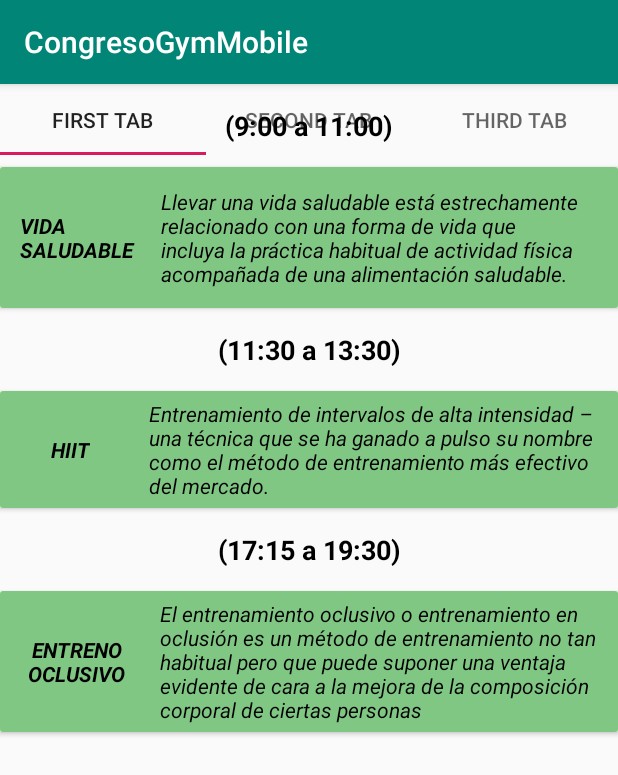
After one commit to MrManoloDG/CongresoGym, an Android app: the fragment Programacion shown on its own in the app's theme, on a phone screen of 412 x 824 dp. The commit adds this screen. Shown: the top 775 px of the screen. Run offline under Robolectric (Android 15) with nearby library versions, the phone set to English and light mode, and no system bars.

Commit message:
fixing issues

```diff
--- a/App_android/app/build.gradle
+++ b/App_android/app/build.gradle
@@ -26,6 +26,7 @@ dependencies {
     implementation 'com.android.support:recyclerview-v7:27.0.0'
     implementation 'com.android.support:cardview-v7:27.0.0'
     implementation 'com.squareup.okhttp3:okhttp:3.12.0'
+    implementation 'com.android.support:support-v4:27.1.1'
     testImplementation 'junit:junit:4.12'
     androidTestImplementation 'com.android.support.test:runner:1.0.2'
     androidTestImplementation 'com.android.support.test.espresso:espresso-core:3.0.2'
--- /dev/null
+++ b/App_android/app/src/main/java/com/example/manue/congresogymmobile/FragmentDia1.java
@@ -0,0 +1,15 @@
+package com.example.manue.congresogymmobile;
+import android.os.Bundle;
+import android.support.v4.app.Fragment;
+import android.view.LayoutInflater;
+import android.view.View;
+import android.view.ViewGroup;
+
+public class FragmentDia1 extends Fragment {
+    @Override
+    public View onCreateView(LayoutInflater inflater, ViewGroup container,
+                             Bundle savedInstanceState) {
+        // Inflate the layout for this fragment
+        return inflater.inflate(R.layout.fragment_dia1, container, false);
+    }
+}
--- /dev/null
+++ b/App_android/app/src/main/java/com/example/manue/congresogymmobile/FragmentDia2.java
@@ -0,0 +1,16 @@
+package com.example.manue.congresogymmobile;
+
+import android.os.Bundle;
+import android.support.v4.app.Fragment;
+import android.view.LayoutInflater;
+import android.view.View;
+import android.view.ViewGroup;
+
+public class FragmentDia2 extends Fragment {
+    @Override
+    public View onCreateView(LayoutInflater inflater, ViewGroup container,
+                             Bundle savedInstanceState) {
+        // Inflate the layout for this fragment
+        return inflater.inflate(R.layout.fragment_dia2, container, false);
+    }
+}
--- /dev/null
+++ b/App_android/app/src/main/java/com/example/manue/congresogymmobile/PagerAdapter.java
@@ -0,0 +1,37 @@
+package com.example.manue.congresogymmobile;
+
+import android.support.v4.app.Fragment;
+import android.support.v4.app.FragmentManager;
+import android.support.v4.app.FragmentPagerAdapter;
+
+public class PagerAdapter extends FragmentPagerAdapter {
+
+    int numberOfTabs;
+    public PagerAdapter(FragmentManager fm, int NumOfTabs) {
+        super(fm);
+        this.numberOfTabs = NumOfTabs;
+    }
+
+    @Override
+    public Fragment getItem(int position) {
+        switch (position) {
+            case 0:
+                FragmentDia1 tab1 = new FragmentDia1();
+                return tab1;
+            case 1:
+                FragmentDia2 tab2 = new FragmentDia2();
+                return tab2;
+            case 2:
+                FragmentDia3 tab3 = new FragmentDia3();
+                return tab3;
+            default:
+                return null;
+        }
+    }
+
+    @Override
+    public int getCount() {
+        return numberOfTabs;
+    }
+
+}
--- /dev/null
+++ b/App_android/app/src/main/java/com/example/manue/congresogymmobile/Programacion.java
@@ -0,0 +1,44 @@
+package com.example.manue.congresogymmobile;
+
+import android.os.Bundle;
+import android.support.design.widget.TabLayout;
+import android.support.v4.app.Fragment;
+import android.support.v4.view.ViewPager;
+import android.view.LayoutInflater;
+import android.view.View;
+import android.view.ViewGroup;
+
+
+public class Programacion extends Fragment{
+
+    @Override
+    public View onCreateView(LayoutInflater inflater, ViewGroup container,
+                             Bundle savedInstanceState) {
+        View view = inflater.inflate(R.layout.programa, container, false);
+
+        TabLayout tabLayout = (TabLayout) view.findViewById(R.id.tab_layout);
+        tabLayout.addTab(tabLayout.newTab().setText("First Tab"));
+        tabLayout.addTab(tabLayout.newTab().setText("Second Tab"));
+        tabLayout.addTab(tabLayout.newTab().setText("Third Tab"));
+
+        tabLayout.setTabGravity(TabLayout.GRAVITY_FILL);
+        final ViewPager viewPager = (ViewPager) view.findViewById(R.id.page);
+        final PagerAdapter adapter = new PagerAdapter(getActivity().getSupportFragmentManager(), tabLayout.getTabCount());
+        viewPager.setAdapter(adapter);
+        viewPager.addOnPageChangeListener(new TabLayout.TabLayoutOnPageChangeListener(tabLayout));
+        tabLayout.addOnTabSelectedListener(new TabLayout.OnTabSelectedListener() {
+            @Override
+            public void onTabSelected(TabLayout.Tab tab) {
+                viewPager.setCurrentItem(tab.getPosition());
+            }
+            @Override
+            public void onTabUnselected(TabLayout.Tab tab) {
+            }
+            @Override
+            public void onTabReselected(TabLayout.Tab tab) {
+            }
+        });
+
+        return view;
+    }
+}
--- /dev/null
+++ b/App_android/app/src/main/res/layout/fragment_dia1.xml
@@ -0,0 +1,182 @@
+<?xml version="1.0" encoding="utf-8"?>
+<LinearLayout xmlns:android="http://schemas.android.com/apk/res/android"
+    android:layout_width="match_parent"
+    android:layout_height="match_parent"
+    android:orientation="vertical"
+    android:gravity="top">
+
+    <TextView
+        android:textColor="@android:color/background_dark"
+        android:textSize="18dp"
+        android:textStyle="bold"
+        android:layout_width="match_parent"
+        android:layout_height="wrap_content"
+        android:layout_margin="15dp"
+        android:text="(9:00 a 11:00)"
+        android:gravity="center"/>
+
+    <android.support.v7.widget.CardView
+        android:layout_width="match_parent"
+        android:layout_height="wrap_content">
+        <LinearLayout
+            android:layout_width="match_parent"
+            android:layout_height="wrap_content"
+            android:orientation="horizontal"
+            android:padding="8dp"
+            android:layout_weight="1"
+            android:background="@color/cardColor">
+
+            <LinearLayout
+                android:layout_width="177dp"
+                android:layout_height="match_parent"
+                android:layout_margin="5dp"
+                android:layout_weight="1"
+                android:gravity="center">
+
+                <TextView
+                    android:layout_width="wrap_content"
+                    android:layout_height="wrap_content"
+                    android:text="Vida Saludable"
+                    android:textAllCaps="true"
+                    android:textColor="@android:color/background_dark"
+                    android:textSize="14sp"
+                    android:textStyle="bold|italic" />
+            </LinearLayout>
+
+            <LinearLayout
+                android:layout_width="match_parent"
+                android:layout_height="wrap_content"
+                android:layout_weight="1">
+
+                <TextView
+                    android:layout_width="match_parent"
+                    android:layout_height="wrap_content"
+                    android:layout_margin="5dp"
+                    android:text="Llevar una vida saludable está estrechamente relacionado con una forma de vida que incluya la práctica habitual de actividad física acompañada de una alimentación saludable. "
+                    android:textColor="@android:color/background_dark"
+                    android:textSize="14dp"
+                    android:textStyle="italic" />
+            </LinearLayout>
+
+        </LinearLayout>
+
+    </android.support.v7.widget.CardView>
+
+    <TextView
+        android:textColor="@android:color/background_dark"
+        android:textSize="18dp"
+        android:textStyle="bold"
+        android:layout_width="match_parent"
+        android:layout_height="wrap_content"
+        android:layout_margin="15dp"
+        android:text="(11:30 a 13:30)"
+        android:gravity="center"/>
+
+    <android.support.v7.widget.CardView
+        android:layout_width="match_parent"
+        android:layout_height="wrap_content">
+
+        <LinearLayout
+            android:layout_width="match_parent"
+            android:layout_height="wrap_content"
+            android:orientation="horizontal"
+            android:layout_weight="1"
+            android:background="@color/cardColor">
+
+            <LinearLayout
+                android:layout_width="177dp"
+                android:layout_height="match_parent"
+                android:layout_margin="5dp"
+                android:layout_weight="1"
+                android:gravity="center">
+
+                <TextView
+                    android:layout_width="wrap_content"
+                    android:layout_height="wrap_content"
+                    android:text="HIIT"
+                    android:textAllCaps="true"
+                    android:textColor="@android:color/background_dark"
+                    android:textSize="14sp"
+                    android:textStyle="bold|italic" />
+            </LinearLayout>
+
+            <LinearLayout
+                android:layout_width="match_parent"
+                android:layout_height="match_parent"
+                android:layout_weight="1">
+
+                <TextView
+                    android:layout_width="match_parent"
+                    android:layout_height="match_parent"
+                    android:layout_margin="5dp"
+                    android:text="Entrenamiento de intervalos de alta intensidad – una técnica que se ha ganado a pulso su nombre como el método de entrenamiento más efectivo del mercado."
+                    android:textColor="@android:color/background_dark"
+                    android:textSize="14dp"
+                    android:textStyle="italic" />
+            </LinearLayout>
+
+        </LinearLayout>
+
+    </android.support.v7.widget.CardView>
+
+    <TextView
+        android:textColor="@android:color/background_dark"
+        android:textSize="18dp"
+        android:textStyle="bold"
+        android:layout_width="match_parent"
+        android:layout_height="wrap_content"
+        android:layout_margin="15dp"
+        android:text="(17:15 a 19:30)"
+        android:gravity="center"/>
+
+    <android.support.v7.widget.CardView
+        android:layout_width="match_parent"
+        android:layout_height="wrap_content">
+        <LinearLayout
+            android:layout_width="match_parent"
+            android:layout_height="wrap_content"
+            android:orientation="horizontal"
+            android:layout_weight="1"
+            android:background="@color/cardColor">
+
+            <LinearLayout
+                android:layout_width="191dp"
+                android:layout_height="match_parent"
+                android:layout_margin="5dp"
+                android:layout_weight="1"
+                android:gravity="center">
+
+                <TextView
+                    android:layout_width="wrap_content"
+                    android:layout_height="74dp"
+                    android:gravity="center"
+                    android:text="Entreno Oclusivo"
+                    android:textAllCaps="true"
+                    android:textColor="@android:color/background_dark"
+                    android:textSize="14sp"
+                    android:textStyle="bold|italic" />
+            </LinearLayout>
+
+            <LinearLayout
+                android:layout_width="match_parent"
+                android:layout_height="wrap_content"
+                android:layout_weight="1">
+
+                <TextView
+                    android:layout_width="match_parent"
+                    android:layout_height="wrap_content"
+                    android:layout_margin="5dp"
+                    android:text="El entrenamiento oclusivo o entrenamiento en oclusión es un método de entrenamiento no tan habitual pero que puede suponer una ventaja evidente de cara a la mejora de la composición corporal de ciertas personas"
+                    android:textColor="@android:color/background_dark"
+                    android:textSize="14dp"
+                    android:textStyle="italic" />
+            </LinearLayout>
+
+        </LinearLayout>
+
+    </android.support.v7.widget.CardView>
+
+
+
+
+</LinearLayout>
--- /dev/null
+++ b/App_android/app/src/main/res/layout/programa.xml
@@ -0,0 +1,19 @@
+<?xml version="1.0" encoding="utf-8"?>
+<android.support.constraint.ConstraintLayout
+    xmlns:android="http://schemas.android.com/apk/res/android" android:layout_width="match_parent"
+    android:layout_height="match_parent">
+
+    <android.support.design.widget.TabLayout
+        android:id="@+id/tab_layout"
+        android:layout_width="match_parent"
+        android:layout_height="47dp"/>
+    <android.support.v4.view.ViewPager
+        android:id="@+id/page"
+        android:layout_width="match_parent"
+        android:layout_height="match_parent"
+        android:layout_below="@id/tab_layout">
+
+    </android.support.v4.view.ViewPager>
+
+
+</android.support.constraint.ConstraintLayout>
--- a/App_android/app/src/main/res/values/colors.xml
+++ b/App_android/app/src/main/res/values/colors.xml
@@ -1,6 +1,7 @@
 <?xml version="1.0" encoding="utf-8"?>
 <resources>
     <color name="colorPrimary">#008577</color>
+    <color name="cardColor">#81c784</color>
     <color name="colorPrimaryDark">#00574B</color>
     <color name="colorAccent">#D81B60</color>
 </resources>
```
Also changed, not shown: App_android/app/src/main/java/com/example/manue/congresogymmobile/FragmentDia3.java (added, +16 -0 lines), App_android/app/src/main/res/layout/content_main.xml (+8 -1 lines), App_android/app/src/main/res/layout/fragment_dia2.xml (added, +124 -0 lines), App_android/app/src/main/res/layout/fragment_dia3.xml (added, +127 -0 lines), App_android/app/src/main/res/layout/item.xml (+52 -25 lines).
